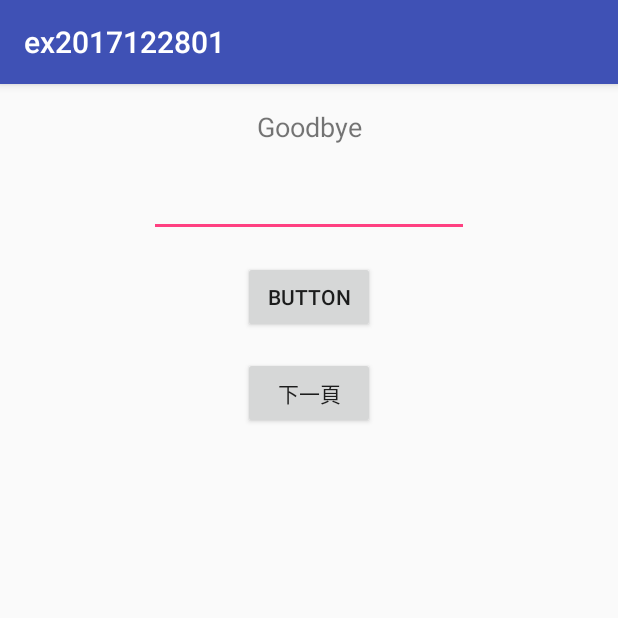
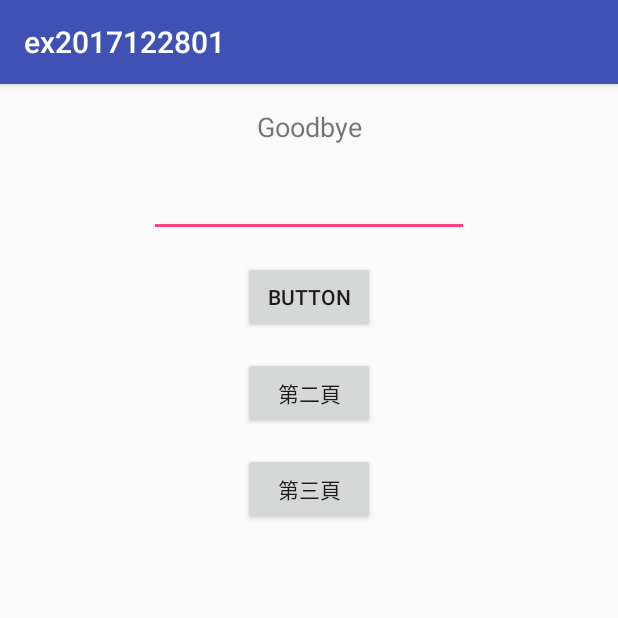
Before and after one commit to shiaoshia/ex2017122801, an Android app: the screen it shows after launch (MainActivity), after a tap on "BUTTON", on a phone screen of 412 x 824 dp, the top half of it. Run offline under Robolectric (Android 15) with nearby library versions, the phone set to English and light mode, and no system bars.

Commit message:
跳第三頁

```diff
--- a/app/src/main/AndroidManifest.xml
+++ b/app/src/main/AndroidManifest.xml
@@ -16,7 +16,8 @@
                 <category android:name="android.intent.category.LAUNCHER" />
             </intent-filter>
         </activity>
-        <activity android:name=".Sec2Activity"></activity>
+        <activity android:name=".Sec2Activity" />
+        <activity android:name=".thr3Activity"></activity>
     </application>
 
 </manifest>
--- a/app/src/main/java/tw/com/shiaoshia/ex2017122801/MainActivity.java
+++ b/app/src/main/java/tw/com/shiaoshia/ex2017122801/MainActivity.java
@@ -21,8 +21,8 @@ public class MainActivity extends AppCompatActivity {
         TV=findViewById(R.id.textView);
 
         //從strings.xml檔裡讀取資料的2個方法
-        //TV.setText(getResources().getString(R.string.TV1));
-        TV.setText(this.getString(R.string.TV1));
+        TV.setText(getResources().getString(R.string.TV1));
+        //TV.setText(this.getString(R.string.TV1));
     }
 
     //跳下一頁,將值傳給下一頁
@@ -34,5 +34,13 @@ public class MainActivity extends AppCompatActivity {
         it.putExtra("data", ET1.getText().toString());
         startActivity(it);
     }
+    //跳第三頁
+    public void onClick3(View v){
+
+        Intent it=new Intent(MainActivity.this,thr3Activity.class);
+        startActivity(it);
+
+    }
+
 
 }
--- a/app/src/main/java/tw/com/shiaoshia/ex2017122801/Sec2Activity.java
+++ b/app/src/main/java/tw/com/shiaoshia/ex2017122801/Sec2Activity.java
@@ -7,13 +7,18 @@ import android.widget.TextView;
 
 public class Sec2Activity extends AppCompatActivity {
 
+
+
     @Override
     protected void onCreate(Bundle savedInstanceState) {
         super.onCreate(savedInstanceState);
         setContentView(R.layout.activity_sec2);
+
+        //讀取MainActivity傳來的資料
         TextView tv2=findViewById(R.id.textView2);
         Intent it=getIntent();
         String str=it.getStringExtra("data");
         tv2.setText(str);
+
     }
 }
--- a/app/src/main/res/layout/activity_main.xml
+++ b/app/src/main/res/layout/activity_main.xml
@@ -40,7 +40,7 @@
         android:layout_marginStart="16dp"
         android:layout_marginTop="16dp"
         android:onClick="onClick2"
-        android:text="下一頁"
+        android:text="第二頁"
         app:layout_constraintEnd_toEndOf="parent"
         app:layout_constraintStart_toStartOf="parent"
         app:layout_constraintTop_toBottomOf="@+id/button" />
@@ -59,4 +59,17 @@
         app:layout_constraintStart_toStartOf="parent"
         app:layout_constraintTop_toBottomOf="@+id/textView" />
 
+    <Button
+        android:id="@+id/button2"
+        android:layout_width="wrap_content"
+        android:layout_height="wrap_content"
+        android:layout_marginEnd="16dp"
+        android:layout_marginStart="16dp"
+        android:layout_marginTop="16dp"
+        android:onClick="onClick3"
+        android:text="第三頁"
+        app:layout_constraintEnd_toEndOf="parent"
+        app:layout_constraintStart_toStartOf="parent"
+        app:layout_constraintTop_toBottomOf="@+id/button3" />
+
 </android.support.constraint.ConstraintLayout>
```
Also changed, not shown: app/src/main/java/tw/com/shiaoshia/ex2017122801/thr3Activity.java (added, +13 -0 lines), app/src/main/res/layout/activity_sec2.xml (+0 -11 lines), app/src/main/res/layout/activity_thr3.xml (added, +46 -0 lines).
